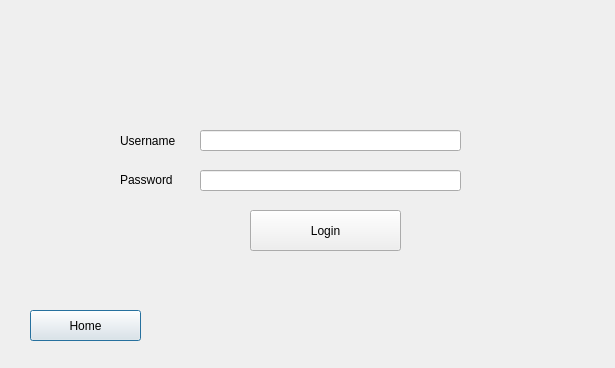
Old version of the form Login.ui in the repository TheBeesKnees111/Gamer-Girls.
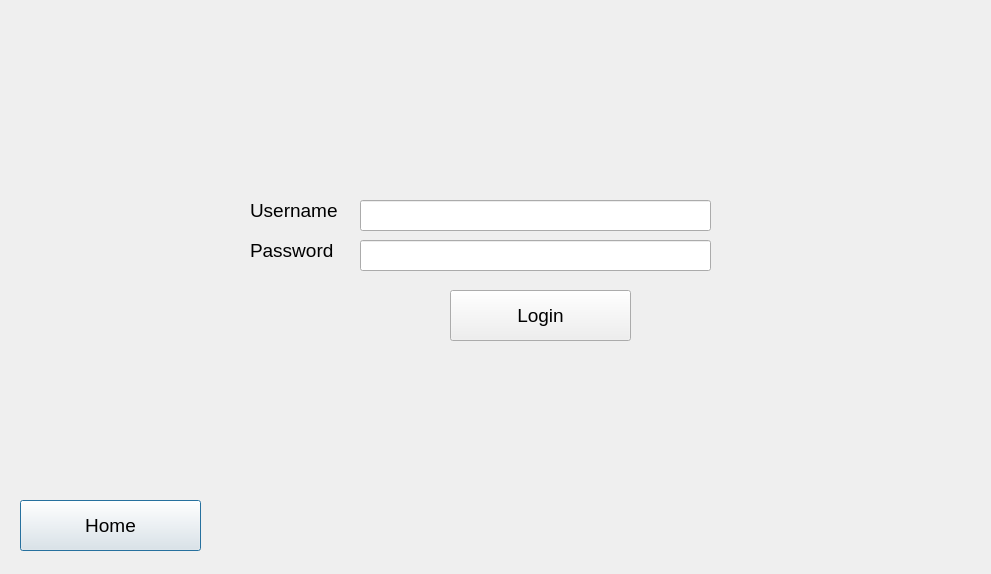
New version of the form.

Diff of the .ui file:
```diff
--- a/Login.ui
+++ b/Login.ui
@@ -6,8 +6,8 @@
    <rect>
     <x>0</x>
     <y>0</y>
-    <width>615</width>
-    <height>368</height>
+    <width>991</width>
+    <height>574</height>
    </rect>
   </property>
   <property name="windowTitle">
@@ -16,12 +16,17 @@
   <widget class="QPushButton" name="HomePushButton">
    <property name="geometry">
     <rect>
-     <x>30</x>
-     <y>310</y>
-     <width>111</width>
-     <height>31</height>
+     <x>20</x>
+     <y>500</y>
+     <width>181</width>
+     <height>51</height>
     </rect>
    </property>
+   <property name="font">
+    <font>
+     <pointsize>14</pointsize>
+    </font>
+   </property>
    <property name="text">
     <string>Home</string>
    </property>
@@ -29,12 +34,17 @@
   <widget class="QPushButton" name="LoginPushButton">
    <property name="geometry">
     <rect>
-     <x>250</x>
-     <y>210</y>
-     <width>151</width>
-     <height>41</height>
+     <x>450</x>
+     <y>290</y>
+     <width>181</width>
+     <height>51</height>
     </rect>
    </property>
+   <property name="font">
+    <font>
+     <pointsize>14</pointsize>
+    </font>
+   </property>
    <property name="text">
     <string>Login</string>
    </property>
@@ -42,32 +52,47 @@
   <widget class="QLineEdit" name="UsernameLineEdit">
    <property name="geometry">
     <rect>
-     <x>200</x>
-     <y>130</y>
-     <width>261</width>
-     <height>21</height>
+     <x>360</x>
+     <y>200</y>
+     <width>351</width>
+     <height>31</height>
     </rect>
    </property>
+   <property name="font">
+    <font>
+     <pointsize>14</pointsize>
+    </font>
+   </property>
   </widget>
   <widget class="QLineEdit" name="PasswordLineEdit">
    <property name="geometry">
     <rect>
-     <x>200</x>
-     <y>170</y>
-     <width>261</width>
-     <height>21</height>
+     <x>360</x>
+     <y>240</y>
+     <width>351</width>
+     <height>31</height>
     </rect>
    </property>
+   <property name="font">
+    <font>
+     <pointsize>14</pointsize>
+    </font>
+   </property>
   </widget>
   <widget class="QLabel" name="label">
    <property name="geometry">
     <rect>
-     <x>120</x>
-     <y>130</y>
+     <x>250</x>
+     <y>200</y>
      <width>91</width>
      <height>21</height>
     </rect>
    </property>
+   <property name="font">
+    <font>
+     <pointsize>14</pointsize>
+    </font>
+   </property>
    <property name="text">
     <string>Username</string>
    </property>
@@ -75,12 +100,17 @@
   <widget class="QLabel" name="label_2">
    <property name="geometry">
     <rect>
-     <x>120</x>
-     <y>170</y>
+     <x>250</x>
+     <y>240</y>
      <width>91</width>
      <height>20</height>
     </rect>
    </property>
+   <property name="font">
+    <font>
+     <pointsize>14</pointsize>
+    </font>
+   </property>
    <property name="text">
     <string>Password</string>
    </property>
```
